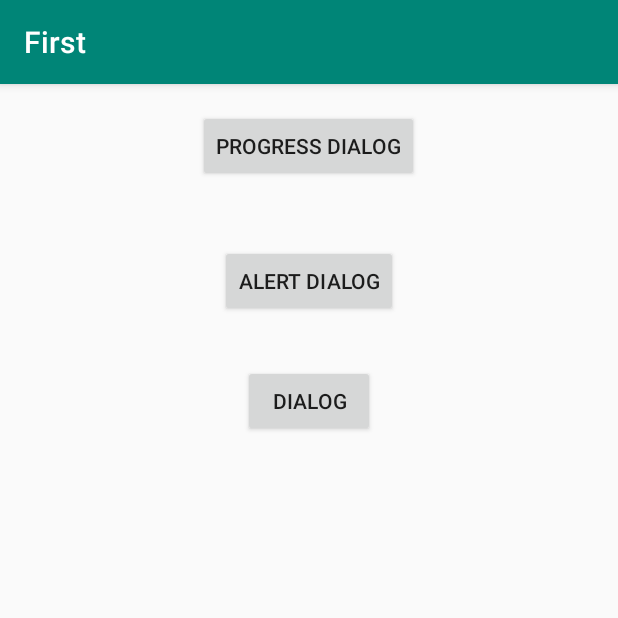
After one commit to alisahraei/android-practice, an Android app: the dialActivity screen opened directly, with no data from a screen before it, on a phone screen of 412 x 824 dp, the top half of it. The commit adds this screen. Run offline under Robolectric (Android 15) with nearby library versions, the phone set to English and light mode, and no system bars.

Commit message:
Dialog test-017

```diff
--- a/First/app/src/main/AndroidManifest.xml
+++ b/First/app/src/main/AndroidManifest.xml
@@ -11,7 +11,8 @@
         android:supportsRtl="true"
         android:theme="@style/AppTheme"
         tools:ignore="AllowBackup,GoogleAppIndexingWarning">
-        <activity android:name=".play_ground"></activity>
+        <activity android:name=".dialActivity"></activity>
+        <activity android:name=".play_ground" />
         <activity android:name=".connect_duz" />
         <activity android:name=".AudioActivity" />
         <activity android:name=".VideoViewActivity" />
--- /dev/null
+++ b/First/app/src/main/res/layout/activity_dial.xml
@@ -0,0 +1,37 @@
+<?xml version="1.0" encoding="utf-8"?>
+<RelativeLayout xmlns:android="http://schemas.android.com/apk/res/android"
+    xmlns:app="http://schemas.android.com/apk/res-auto"
+    xmlns:tools="http://schemas.android.com/tools"
+    android:layout_width="match_parent"
+    android:layout_height="match_parent"
+    tools:context=".dialActivity">
+    <Button
+        android:layout_width="wrap_content"
+        android:layout_height="wrap_content"
+        android:text="Progress Dialog"
+        android:layout_alignParentTop="true"
+        android:layout_centerHorizontal="true"
+        android:layout_marginTop="17dp"
+        android:id="@+id/button1"
+        android:onClick="showProgressDialog"/>
+
+    <Button
+        android:id="@+id/button2"
+        android:layout_width="wrap_content"
+        android:layout_height="wrap_content"
+        android:layout_alignParentTop="true"
+        android:layout_centerHorizontal="true"
+        android:layout_marginTop="107dp"
+        android:text="ALert dialog"
+        android:onClick="showAlertDialog"/>
+
+    <Button
+        android:id="@+id/button3"
+        android:layout_width="wrap_content"
+        android:layout_height="wrap_content"
+        android:layout_alignParentTop="true"
+        android:layout_centerHorizontal="true"
+        android:layout_marginTop="187dp"
+        android:text="Dialog"
+        android:onClick="showDialog"/>
+</RelativeLayout>
```
Also changed, not shown: First/app/src/main/java/com/ermile/first/MainActivity.java (+11 -0 lines), First/app/src/main/java/com/ermile/first/dialActivity.java (added, +138 -0 lines).
